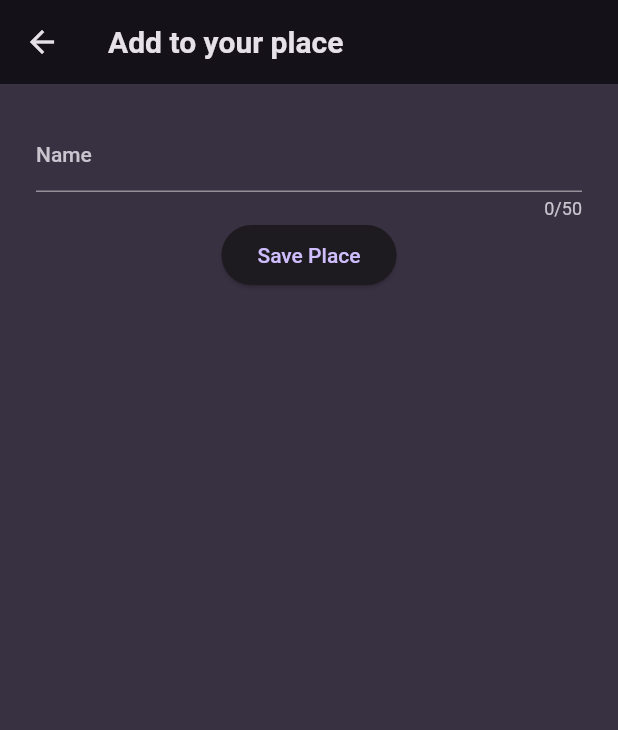
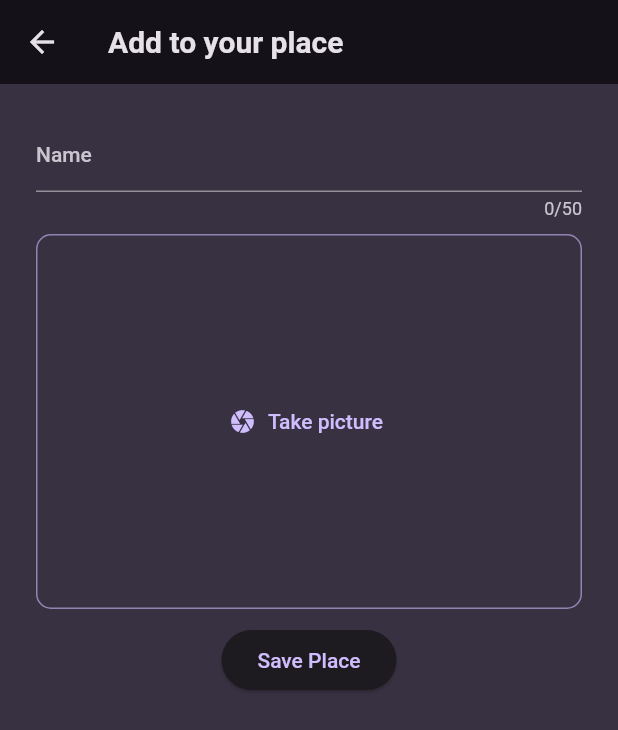
Before and after one commit to nothing-mann/Learning-Flutter, a Flutter app: the NewPlacesScreen screen opened directly, on a phone screen of 412 x 824 dp. Shown: the top 730 px of the screen. Run offline on Flutter 3.47's test engine with Material 2 defaults, Android fonts, the phone set to English and light mode, and no system bars; our stand-ins replace flutter_riverpod, google_fonts, image_picker, transparent_image.

Commit message:
Used riverpod and added provider. Also made the ListTiles tappable (was quite easy) and added the Image picking feature using image_picker package.

```diff
--- a/favourite_places/lib/main.dart
+++ b/favourite_places/lib/main.dart
@@ -1,5 +1,6 @@
 import 'package:favourite_places/screens/places.dart';
 import 'package:flutter/material.dart';
+import 'package:flutter_riverpod/flutter_riverpod.dart';
 import 'package:google_fonts/google_fonts.dart';
 
 final colorScheme = ColorScheme.fromSeed(
@@ -27,7 +28,9 @@ final theme = ThemeData().copyWith(
 
 void main() {
   runApp(
-    const MyApp(),
+    const ProviderScope(
+      child: MyApp(),
+    ),
   );
 }
 
--- a/favourite_places/lib/models/place.dart
+++ b/favourite_places/lib/models/place.dart
@@ -1,5 +1,14 @@
+import 'dart:io';
+import 'package:uuid/uuid.dart';
+
+var uuid = Uuid().v4();
+
 class Place {
-  const Place({required this.id, required this.name});
+  Place({
+    required this.name,
+    required this.image,
+  }) : id = uuid;
   final String id;
   final String name;
+  final File image;
 }
--- /dev/null
+++ b/favourite_places/lib/providers/user_places.dart
@@ -0,0 +1,16 @@
+import 'dart:io';
+import 'package:favourite_places/models/place.dart';
+import 'package:flutter_riverpod/flutter_riverpod.dart';
+
+class UserPlacesNotifier extends StateNotifier<List<Place>> {
+  UserPlacesNotifier() : super(const []);
+  void addPlace(String name, File image) {
+    final newPlace = Place(name: name, image: image);
+    state = [newPlace, ...state];
+  }
+}
+
+final userPlacesProvider =
+    StateNotifierProvider<UserPlacesNotifier, List<Place>>(
+  (ref) => UserPlacesNotifier(),
+);
--- a/favourite_places/lib/screens/new_places.dart
+++ b/favourite_places/lib/screens/new_places.dart
@@ -1,15 +1,28 @@
-import 'package:uuid/uuid.dart';
-import 'package:favourite_places/models/place.dart';
+//import 'package:favourite_places/models/place.dart';
+import 'dart:io';
+import 'package:favourite_places/providers/user_places.dart';
+import 'package:favourite_places/widgets/image_input.dart';
 import 'package:flutter/material.dart';
+import 'package:flutter_riverpod/flutter_riverpod.dart';
 
-class NewPlacesScreen extends StatelessWidget {
+class NewPlacesScreen extends ConsumerWidget {
   const NewPlacesScreen({super.key});
   @override
-  Widget build(context) {
+  Widget build(BuildContext context, WidgetRef ref) {
+    File? selectedImage;
     var _enteredName = '';
-    var uuid = Uuid().v4();
+
     void _savePlace() {
-      Navigator.of(context).pop(Place(id: uuid, name: _enteredName));
+      if (_enteredName.isEmpty || selectedImage == null) {
+        return;
+      }
+      ref.read(userPlacesProvider.notifier).addPlace(
+            _enteredName,
+            selectedImage!,
+          );
+      Navigator.of(context).pop(
+          //Place(name: _enteredName)
+          );
     }
 
     return Scaffold(
@@ -29,10 +42,24 @@ class NewPlacesScreen extends StatelessWidget {
                 onChanged: (value) {
                   _enteredName = value;
                 },
+                style: Theme.of(context).textTheme.bodyMedium!.copyWith(
+                    fontWeight: FontWeight.normal,
+                    color: Theme.of(context).colorScheme.primary),
+              ),
+              const SizedBox(
+                height: 10,
+              ),
+              ImageInput(
+                onSelectedImage: (image) {
+                  selectedImage = image;
+                },
+              ),
+              const SizedBox(
+                height: 10,
               ),
               ElevatedButton(
                 onPressed: _savePlace,
-                child: Text('Save Place'),
+                child: const Text('Save Place'),
               ),
             ],
           ))),
--- /dev/null
+++ b/favourite_places/lib/widgets/image_input.dart
@@ -0,0 +1,60 @@
+import 'dart:io';
+import 'package:flutter/material.dart';
+import 'package:image_picker/image_picker.dart';
+
+class ImageInput extends StatefulWidget {
+  const ImageInput({super.key, required this.onSelectedImage});
+  final void Function(File image) onSelectedImage;
+
+  @override
+  State<ImageInput> createState() {
+    return _ImageInputState();
+  }
+}
+
+class _ImageInputState extends State<ImageInput> {
+  File? _selectedImage;
+  void _takePicture() async {
+    final imagePicker = ImagePicker();
+    final pickedImage = await imagePicker.pickImage(source: ImageSource.camera);
+    if (pickedImage == null) {
+      return;
+    }
+    setState(() {
+      _selectedImage = File(pickedImage.path);
+    });
+    widget.onSelectedImage(_selectedImage!);
+  }
+
+  @override
+  Widget build(context) {
+    Widget content = TextButton.icon(
+        onPressed: _takePicture,
+        icon: const Icon(Icons.camera),
+        label: const Text('Take picture'));
+
+    if (_selectedImage != null) {
+      content = GestureDetector(
+        onTap: _takePicture,
+        child: Image.file(
+          _selectedImage!,
+          fit: BoxFit.cover,
+          width: double.infinity,
+          height: double.infinity,
+        ),
+      );
+    }
+
+    return Container(
+      decoration: BoxDecoration(
+          border: Border.all(
+              width: 1,
+              color: Theme.of(context).colorScheme.primary.withOpacity(0.6)),
+          borderRadius: BorderRadius.circular(10)),
+      height: 250,
+      width: double.infinity,
+      alignment: Alignment.center,
+      child: content,
+    );
+  }
+}
--- a/favourite_places/pubspec.yaml
+++ b/favourite_places/pubspec.yaml
@@ -37,6 +37,8 @@ dependencies:
   cupertino_icons: ^1.0.2
   google_fonts: ^6.1.0
   uuid: ^4.2.1
+  flutter_riverpod: ^2.4.5
+  image_picker: ^1.0.4
 
 dev_dependencies:
   flutter_test:
```
Also changed, not shown: favourite_places/lib/data/dummy_places.dart (+10 -10 lines), favourite_places/lib/screens/place_details.dart (+12 -0 lines), favourite_places/lib/screens/places.dart (+9 -6 lines), favourite_places/lib/widgets/places_list.dart (+13 -3 lines), favourite_places/pubspec.lock, 5 other files.
